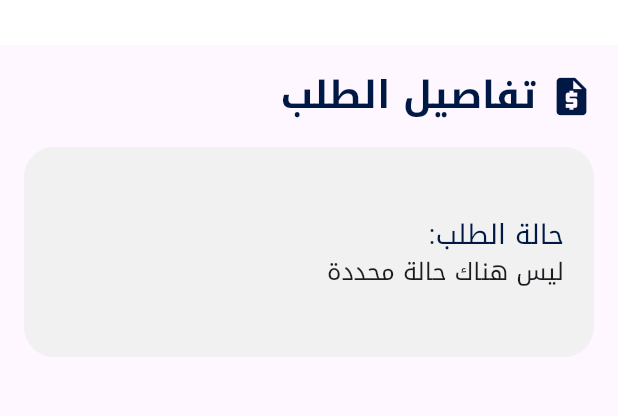
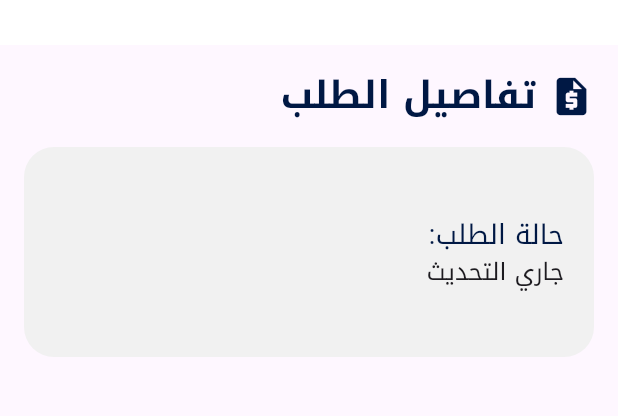
Before and after one commit to ibraimfarag/Absher, a Flutter app: the RequestScreen screen opened by its route, on a phone screen of 412 x 824 dp, the part 105-521 px from its top. Run offline on Flutter 3.47's test engine with Material 3 defaults, Android fonts, the phone set to English and light mode, and no system bars; our stand-ins replace carousel_slider, dio, geolocator, google_maps_flutter, image_picker, permission_handler and 2 more; missing offline and left inert: multiple_images_picker; accounts and stored records are empty; network calls fail.

Commit message:
android/7

```diff
--- a/lib/api.dart
+++ b/lib/api.dart
@@ -363,6 +363,8 @@ static Future<List<Map<String, dynamic>>> getOwnRequests(String token) async {
         'locationDescription': request['locationDescription'],
         'locationLink': request['locationLink'],
         'comments': request['comments'],
+        'status': request['status'],
+        'statusAR': request['statusAR'],
         'date': request['date'],
         'requestFiles': request['requestFiles'],
       };
--- a/lib/screens/auth/request.dart
+++ b/lib/screens/auth/request.dart
@@ -94,9 +94,15 @@ class _RequestScreenState extends State<RequestScreen> {
                     if (requestData != null)
                       buildTextRow(
                           'الملاحظات: ', '${requestData?['comments']}'),
+
+                    // if (requestData != null)
+                    //   buildTextRow(
+                    //       'رقم الخدمة: ', '${requestData?['id']}'),
+
+
 buildTextRow('حالة الطلب: ', requestData?['statusAR'] != null && requestData?['statusAR'].isNotEmpty
     ? '${requestData?['statusAR']}'
-    : 'ليس هناك حالة محددة'),
+    : 'جاري التحديث'),
 
 
 
```
